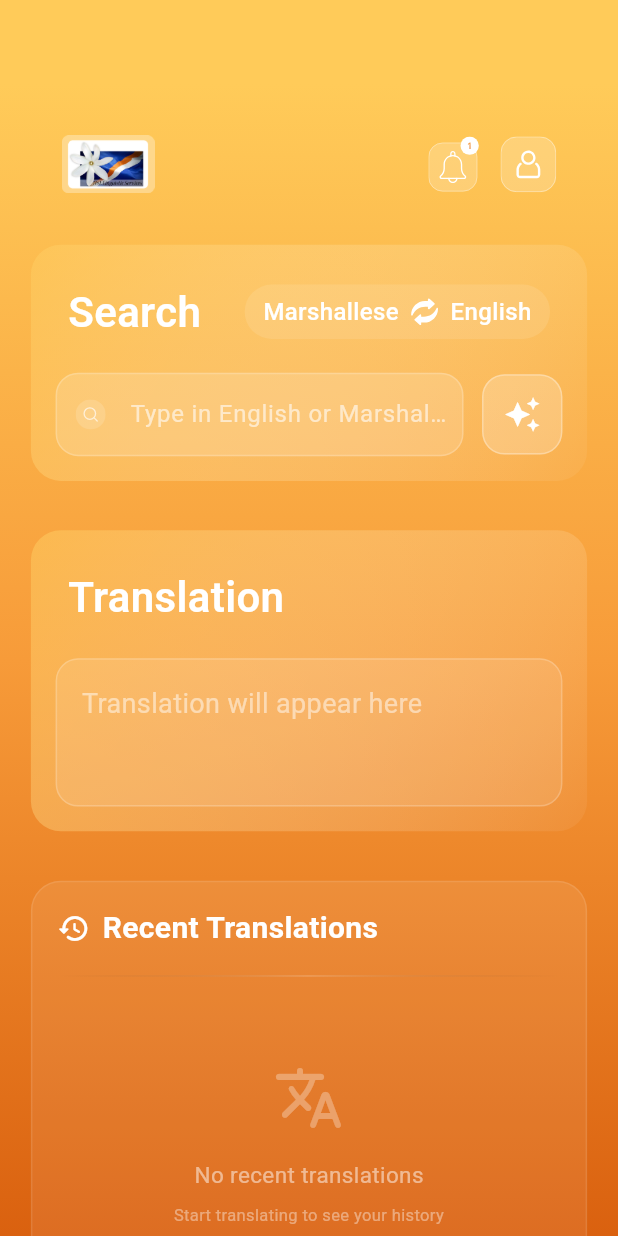
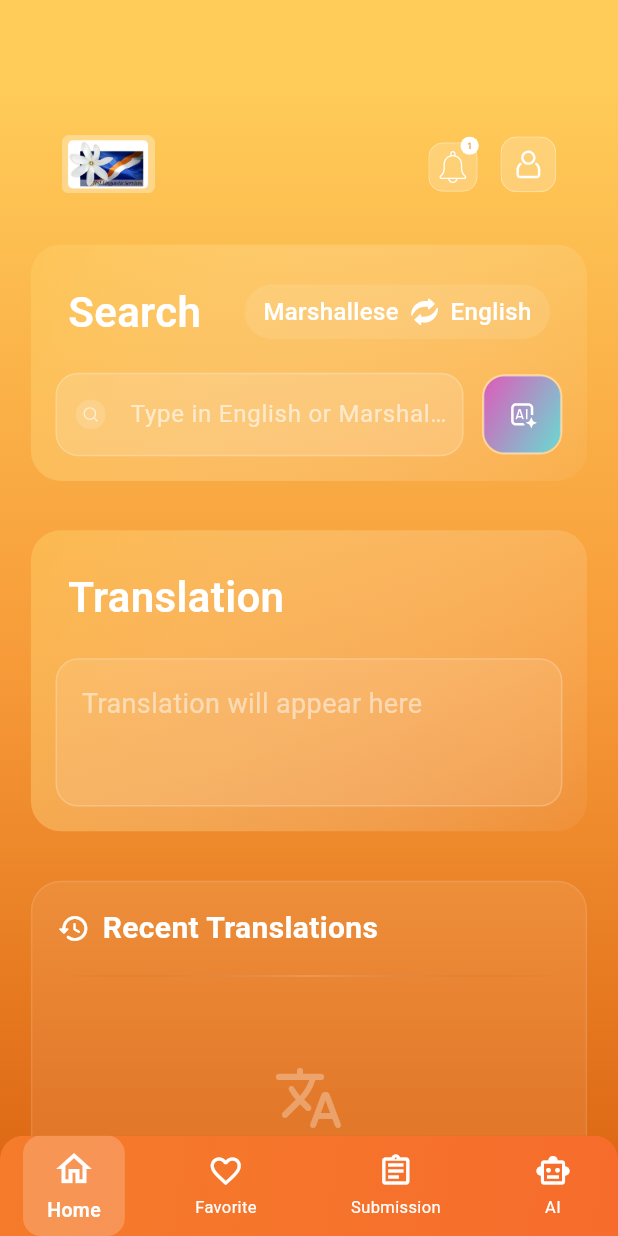
Before and after one commit to sbfrusho/lili_jvai, a Flutter app: the screen it shows after launch, after a tap on "English", on a phone screen of 412 x 824 dp. Run offline on Flutter 3.47's test engine with Material 3 defaults, Android fonts, the phone set to English and light mode, and no system bars; our stand-ins replace flutter_svg, get, image_picker, shared_preferences; accounts and stored records are empty; project files that could hold a hidden picture were left out.

Commit message:
Home page ui almost done

```diff
--- a/demo/lib/controllers/bottom_navigation_controller.dart
+++ b/demo/lib/controllers/bottom_navigation_controller.dart
@@ -1,3 +1,5 @@
+import 'package:demo/views/screens/Home%20Screen/home_screen.dart';
+import 'package:demo/views/screens/profile/favourite_screen.dart';
 import 'package:get/get.dart';
 
 class BottomNavController extends GetxController {
@@ -11,10 +13,12 @@ class BottomNavController extends GetxController {
 
   // Navigate to specific tab
   void navigateToHome() {
+    Get.to(HomeScreen());
     selectedIndex.value = 0;
   }
 
   void navigateToFavorite() {
+    Get.to(FavoritesPage());
     selectedIndex.value = 1;
   }
 
--- a/demo/lib/utils/common_page.dart
+++ b/demo/lib/utils/common_page.dart
@@ -1,8 +1,60 @@
+// import 'package:flutter/material.dart';
+
+// class CommonPage extends StatelessWidget {
+//   final Widget child;
+//   final Widget? bottomNavigationBar; // fixed typo
+//   final bool showAppBar;
+//   final String text;
+
+//   static const Color topColor = Color(0xFFFFCB59);
+//   static const Color midColor = Color.fromARGB(255, 247, 155, 57);
+//   static const Color bottomColor = Color(0xFFDA610F);
+
+//   const CommonPage({
+//     super.key,
+//     required this.child,
+//     this.bottomNavigationBar,
+//     this.showAppBar = true,
+//     this.text = "",
+//   });
+
+//   @override
+//   Widget build(BuildContext context) {
+//     return Scaffold(
+//       appBar: showAppBar
+//           ? AppBar(
+//               title: Text(
+//                 text,
+//                 style: const TextStyle(
+//                   fontSize: 20,
+//                   fontWeight: FontWeight.w500,
+//                 ),
+//               ),
+//               backgroundColor: topColor,
+//               elevation: 0,
+//             )
+//           : null,
+//       body: Container(
+//         width: double.infinity,
+//         height: double.infinity,
+//         decoration: const BoxDecoration(
+//           gradient: LinearGradient(
+//             colors: [topColor, midColor, bottomColor],
+//             begin: Alignment.topCenter,
+//             end: Alignment.bottomCenter,
+//           ),
+//         ),
+//         child: SafeArea(child: child),
+//       ),
+//       bottomNavigationBar: bottomNavigationBar,
+//     );
+//   }
+// }
 import 'package:flutter/material.dart';
 
 class CommonPage extends StatelessWidget {
   final Widget child;
-  final Widget? bottonNavigationBar;
+  final Widget? floatingBottomNavigationBar; // floating nav
   final bool showAppBar;
   final String text;
 
@@ -13,7 +65,7 @@ class CommonPage extends StatelessWidget {
   const CommonPage({
     super.key,
     required this.child,
-    this.bottonNavigationBar,
+    this.floatingBottomNavigationBar,
     this.showAppBar = true,
     this.text = "",
   });
@@ -21,12 +73,23 @@ class CommonPage extends StatelessWidget {
   @override
   Widget build(BuildContext context) {
     return Scaffold(
-      appBar: AppBar(
-        title: Text(text, style: TextStyle(fontSize: 20, fontWeight: FontWeight.w500),),
-        backgroundColor: CommonPage.topColor, // use the static field correctly
+      appBar: showAppBar
+          ? AppBar(
+              title: Text(
+                text,
+                style: const TextStyle(
+                  fontSize: 20,
+                  fontWeight: FontWeight.w500,
+                ),
+              ),
+              backgroundColor: topColor,
               elevation: 0,
-      ),
-      body: Container(
+            )
+          : null,
+      body: Stack(
+        children: [
+          // Main content
+          Container(
             width: double.infinity,
             height: double.infinity,
             decoration: const BoxDecoration(
@@ -38,6 +101,20 @@ class CommonPage extends StatelessWidget {
             ),
             child: SafeArea(child: child),
           ),
+
+          // Floating Bottom Navigation Bar
+          if (floatingBottomNavigationBar != null)
+            Positioned(
+              left: 0,
+              right: 0,
+              bottom: 16, // distance from bottom
+              child: Padding(
+                padding: const EdgeInsets.symmetric(horizontal: 16),
+                child: floatingBottomNavigationBar!,
+              ),
+            ),
+        ],
+      ),
     );
   }
 }
--- a/demo/lib/utils/custon_bottom_navbar.dart
+++ b/demo/lib/utils/custon_bottom_navbar.dart
@@ -11,14 +11,14 @@ class CustomBottomNavBar extends StatelessWidget {
 
     return ClipRRect(
       borderRadius: const BorderRadius.only(
-        topLeft: Radius.circular(24),
-        topRight: Radius.circular(24),
+        topLeft: Radius.circular(16),
+        topRight: Radius.circular(16),
       ),
       child: Container(
-        height: 80,
+        width: double.infinity,
         decoration: BoxDecoration(
           gradient: const LinearGradient(
-            colors: [Color(0xFFFF9A56), Color(0xFFFF7A3D)],
+            colors: [Color.fromARGB(255, 245, 124, 43), Color.fromARGB(255, 247, 108, 44)],
             begin: Alignment.topLeft,
             end: Alignment.bottomRight,
           ),
--- a/demo/lib/views/screens/Home Screen/home_screen.dart
+++ b/demo/lib/views/screens/Home Screen/home_screen.dart
@@ -2,6 +2,7 @@ import 'package:demo/views/screens/Home%20Screen/widgets/contex_section.dart';
 import 'package:flutter/material.dart';
 import 'package:get/get.dart';
 import 'package:demo/utils/common_page.dart';
+import 'package:demo/utils/custon_bottom_navbar.dart';
 import 'package:demo/controllers/translation_home_controller.dart';
 import 'widgets/home_header.dart';
 import 'widgets/search_section.dart';
@@ -21,7 +22,11 @@ class HomeScreen extends StatelessWidget {
     final verticalSpacing = screenHeight * 0.02;
 
     return CommonPage(
-      child: SingleChildScrollView(
+      // floatingBottomNavigationBar: const CustomBottomNavBar(),
+      child: Stack(
+        children: [
+          // Main scrollable content
+          SingleChildScrollView(
             padding: EdgeInsets.symmetric(
                 horizontal: horizontalPadding, vertical: verticalSpacing),
             child: Column(
@@ -29,31 +34,32 @@ class HomeScreen extends StatelessWidget {
               children: [
                 HomeHeader(),
                 SizedBox(height: verticalSpacing),
-
                 SearchSection(),
                 SizedBox(height: verticalSpacing),
-
                 TranslationSection(),
-
-            // Context Section - appears below Translation when AI button is clicked
                 SizedBox(height: verticalSpacing),
                 ContextSection(),
-
                 SizedBox(height: verticalSpacing),
-
-            // Recent Translation Section - Conditionally shown
                 Obx(() {
-              if (!controller.showRecentSection.value) {
-                return const SizedBox.shrink();
-              }
-
+                  if (!controller.showRecentSection.value) return const SizedBox.shrink();
                   return SizedBox(
                     height: screenHeight * 0.35,
                     child: RecentTranslationWidget(),
                   );
                 }),
+                SizedBox(height: screenHeight * 0.08), // extra bottom space so last item is visible above nav
               ],
             ),
+          ),
+
+          // Floating Bottom NavBar
+          Positioned(
+            left: 0,
+            right: 0,
+            bottom: 0,
+            child: const CustomBottomNavBar(),
+          ),
+        ],
       ),
     );
   }
--- a/demo/lib/views/screens/Home Screen/widgets/contex_section.dart
+++ b/demo/lib/views/screens/Home Screen/widgets/contex_section.dart
@@ -4,6 +4,7 @@ import 'package:demo/controllers/translation_home_controller.dart';
 
 class ContextSection extends StatelessWidget {
   final TranslationController controller = Get.find<TranslationController>();
+
 
   ContextSection({super.key});
 
@@ -76,29 +77,20 @@ class ContextSection extends StatelessWidget {
                           vertical: screenHeight * 0.008,
                         ),
                         decoration: BoxDecoration(
-                          gradient: LinearGradient(
-                            colors: [
-                              Colors.purple.withOpacity(0.6),
-                              Colors.blue.withOpacity(0.6),
-                            ],
-                          ),
-                          borderRadius: BorderRadius.circular(20),
+
+                          borderRadius: BorderRadius.circular(6),
                           border: Border.all(
-                            color: Colors.white.withOpacity(0.3),
+                            color: Colors.white.withOpacity(0.2),
                             width: 1,
                           ),
                         ),
                         child: Row(
                           mainAxisSize: MainAxisSize.min,
                           children: [
-                            Icon(
-                              Icons.auto_awesome,
-                              color: Colors.white,
-                              size: 16,
-                            ),
-                            SizedBox(width: screenWidth * 0.015),
                             Text(
-                              'AI Generated',
+
+                              // translation = controller.recentTranslations[index];
+                              'General',
                               style: TextStyle(
                                 color: Colors.white,
                                 fontSize: getResponsiveFontSize(12),
--- a/demo/lib/views/screens/Home Screen/widgets/search_section.dart
+++ b/demo/lib/views/screens/Home Screen/widgets/search_section.dart
@@ -186,13 +186,22 @@ class SearchSection extends StatelessWidget {
                                       ),
                                       // Search button inside input
                                       GestureDetector(
-                                        onTap: controller.triggerSearchIconAction,
+                                        onTap:
+                                            controller.triggerSearchIconAction,
                                         child: Container(
-                                          margin: EdgeInsets.only(right: screenWidth * 0.02),
-                                          padding: EdgeInsets.all(screenWidth * 0.02),
+                                          margin: EdgeInsets.only(
+                                            right: screenWidth * 0.02,
+                                          ),
+                                          padding: EdgeInsets.all(
+                                            screenWidth * 0.02,
+                                          ),
                                           decoration: BoxDecoration(
-                                            color: Colors.white.withOpacity(0.2),
-                                            borderRadius: BorderRadius.circular(8),
+                                            color: Colors.white.withOpacity(
+                                              0.2,
+                                            ),
+                                            borderRadius: BorderRadius.circular(
+                                              8,
+                                            ),
                                           ),
                                           child: Icon(
                                             Icons.search,
@@ -229,11 +238,7 @@ class SearchSection extends StatelessWidget {
                       ),
                       child: ClipRRect(
                         borderRadius: BorderRadius.circular(15),
-                        child: Icon(
-                          Icons.auto_awesome,
-                          color: Colors.white,
-                          size: screenWidth * 0.06,
-                        ),
+                        child: SvgPicture.asset("assets/icons/ai_search.svg"),
                       ),
                     ),
                   ),
@@ -246,8 +251,7 @@ class SearchSection extends StatelessWidget {
         SizedBox(height: screenHeight * 0.02),
 
         // --- Suggestion Boxes (3 clickable boxes) ---
-        Obx(
-          () {
+        Obx(() {
           if (controller.searchResults.isEmpty) {
             return const SizedBox.shrink();
           }
@@ -313,8 +317,7 @@ class SearchSection extends StatelessWidget {
                 )
                 .toList(),
           );
-          },
-        ),
+        }),
       ],
     );
   }
--- a/demo/lib/views/screens/Home Screen/widgets/translation_section.dart
+++ b/demo/lib/views/screens/Home Screen/widgets/translation_section.dart
@@ -92,7 +92,7 @@ class TranslationSection extends StatelessWidget {
                       ),
                       child: Icon(
                         isFav ? Icons.favorite : Icons.favorite_border,
-                        color: isFav ? Colors.red : Colors.white,
+                        color: isFav ? Colors.white : Colors.white,
                         size: 24,
                       ),
                     ),
--- a/demo/pubspec.yaml
+++ b/demo/pubspec.yaml
@@ -17,6 +17,7 @@ dependencies:
   image_picker: ^1.2.1
   cached_network_image: ^3.4.1
   flutter_svg: ^2.2.2
+  intl: ^0.20.2
 
 dev_dependencies:
   flutter_test:
```
Also changed, not shown: demo/lib/controllers/translation_home_controller.dart (+16 -1 lines), demo/lib/views/screens/profile/favourite_screen.dart (added, +216 -0 lines), demo/assets/icons/ai_search.svg (added), demo/pubspec.lock. Lines whose indentation alone changed are shown as unchanged.
